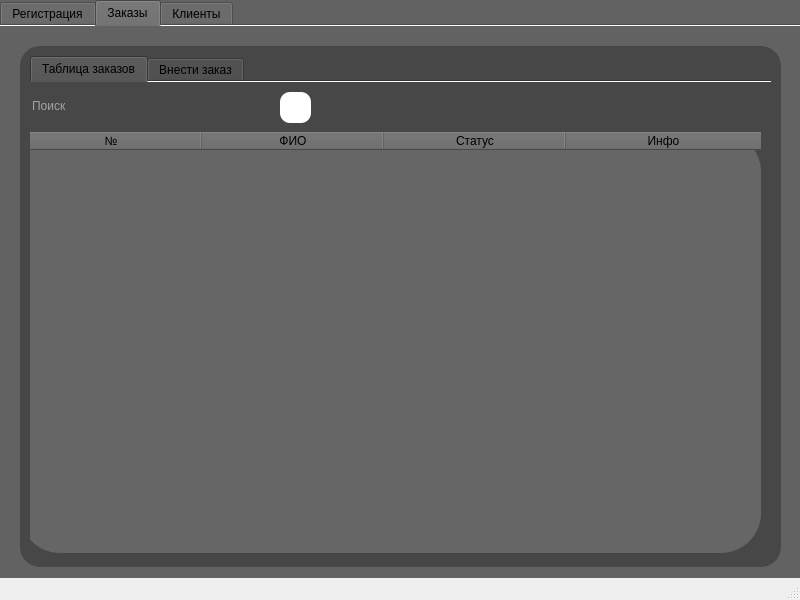
Qt form Interface.ui (CheckHHH/DataBasePP) before a commit.
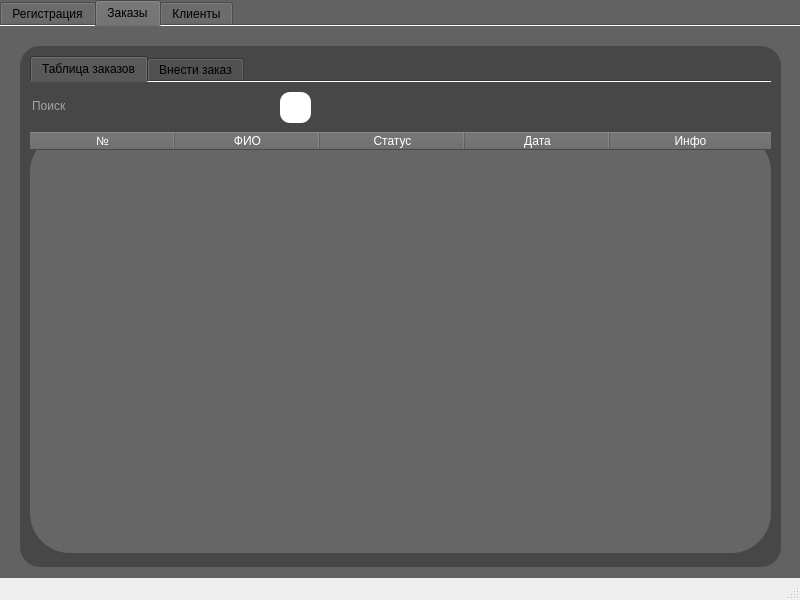
The same form after that commit. The open tabs and pages were chosen to show the change.

Patch:
```diff
--- a/Interface.ui
+++ b/Interface.ui
@@ -299,7 +299,7 @@
        </property>
        <property name="styleSheet">
         <string notr="true">background-color: rgb(71, 71, 71);
-border-radius: 20%;
+border-radius: 1%;
 border: 0px;</string>
        </property>
        <property name="tabShape">
@@ -367,7 +367,7 @@
         <widget class="QTableWidget" name="tableWidget_2">
          <property name="geometry">
           <rect>
-           <x>-10</x>
+           <x>0</x>
            <y>50</y>
            <width>741</width>
            <height>421</height>
@@ -386,7 +386,11 @@
           </size>
          </property>
          <property name="styleSheet">
-          <string notr="true">background-color: rgb(102, 102, 102);</string>
+          <string notr="true">background-color: rgb(102, 102, 102);
+color: rgb(255, 255, 255);
+font: 87 8pt &quot;Segoe UI Black&quot;;
+border: 0px;
+</string>
          </property>
          <property name="autoScrollMargin">
           <number>16</number>
@@ -398,10 +402,10 @@
           <bool>false</bool>
          </property>
          <property name="columnCount">
-          <number>4</number>
+          <number>5</number>
          </property>
          <attribute name="horizontalHeaderDefaultSectionSize">
-          <number>182</number>
+          <number>145</number>
          </attribute>
          <attribute name="horizontalHeaderMinimumSectionSize">
           <number>33</number>
@@ -427,6 +431,11 @@
            <string>Статус</string>
           </property>
          </column>
+         <column>
+          <property name="text">
+           <string>Дата</string>
+          </property>
+         </column>
          <column>
           <property name="text">
            <string>Инфо</string>
```
Left out of the diff: 8 changed lines with no effect on the pictures.
